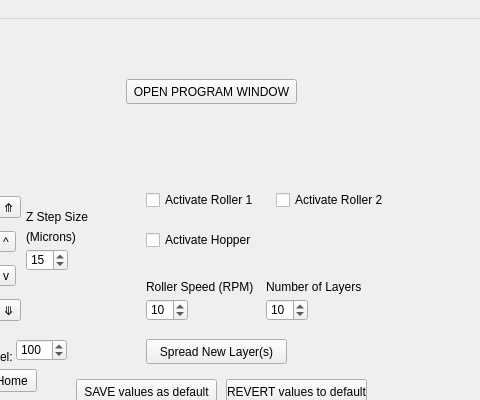
BYUCreateResearchLab/CREATE_LAB_Binder_Jet_Printer, file QT_Framework/mainwindow.ui: the form before one commit; both pictures show x 384 to 864 and y 0 to 400 of the 864 by 569 pixel window.
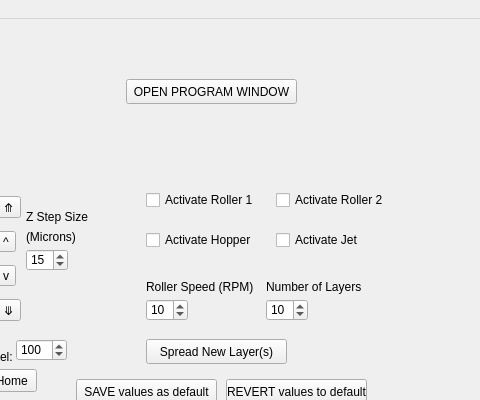
The form after the commit.

What changed in the file:
```diff
--- a/QT_Framework/mainwindow.ui
+++ b/QT_Framework/mainwindow.ui
@@ -504,6 +504,19 @@
      <string>Activate Roller 2</string>
     </property>
    </widget>
+   <widget class="QCheckBox" name="activateJet">
+    <property name="geometry">
+     <rect>
+      <x>660</x>
+      <y>210</y>
+      <width>121</width>
+      <height>22</height>
+     </rect>
+    </property>
+    <property name="text">
+     <string>Activate Jet</string>
+    </property>
+   </widget>
   </widget>
   <widget class="QMenuBar" name="menubar">
    <property name="geometry">
```
